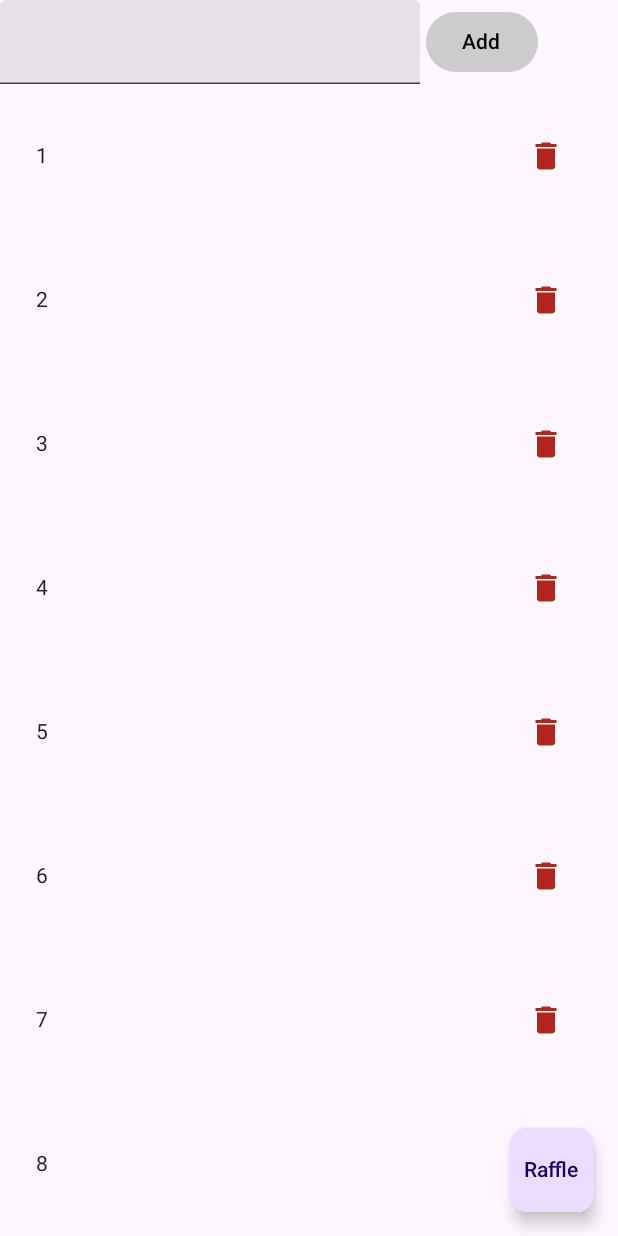
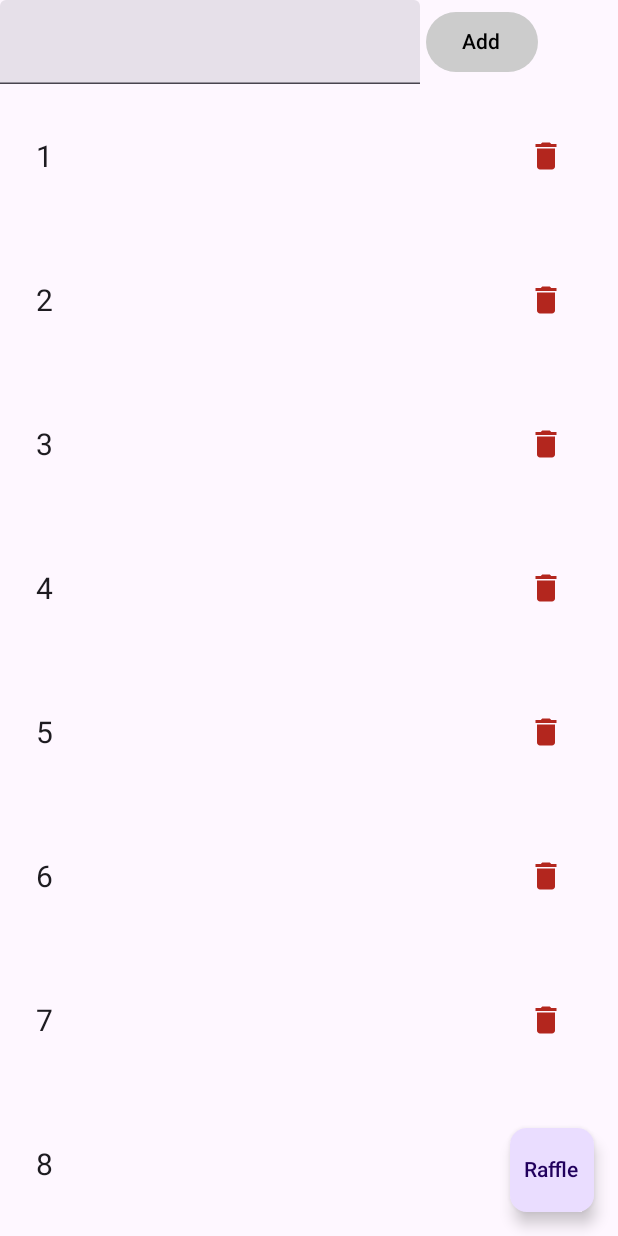
Before and after one commit to whogashaga/LuckyDraw, an Android app built with Jetpack Compose: the screen it shows after launch (MainActivity), on a phone screen of 412 x 824 dp. Run offline under Robolectric (Android 15) with nearby library versions, the phone set to English and light mode, and no system bars; our stand-ins replace livedata-compose.

Commit message:
create animation when adding or removing items

```diff
--- a/app/src/main/java/com/example/luckydraw/ui/NameListScreen.kt
+++ b/app/src/main/java/com/example/luckydraw/ui/NameListScreen.kt
@@ -1,7 +1,11 @@
 package com.example.luckydraw.ui.theme
 
+import androidx.compose.animation.core.FiniteAnimationSpec
+import androidx.compose.animation.core.Spring
+import androidx.compose.animation.core.VisibilityThreshold
+import androidx.compose.animation.core.spring
 import androidx.compose.foundation.background
-import androidx.compose.foundation.clickable
+import androidx.compose.foundation.layout.Box
 import androidx.compose.foundation.layout.Column
 import androidx.compose.foundation.layout.Row
 import androidx.compose.foundation.layout.fillMaxWidth
@@ -19,8 +23,11 @@ import androidx.compose.runtime.getValue
 import androidx.compose.runtime.livedata.observeAsState
 import androidx.compose.ui.Alignment
 import androidx.compose.ui.Modifier
+import androidx.compose.ui.draw.clipToBounds
 import androidx.compose.ui.tooling.preview.Preview
+import androidx.compose.ui.unit.IntOffset
 import androidx.compose.ui.unit.dp
+import androidx.compose.ui.unit.sp
 import androidx.lifecycle.LiveData
 
 //@Preview(showSystemUi = true)
@@ -30,17 +37,16 @@ fun NameListScreen(
     onDelete: (String) -> Unit
 ) {
     val itemList: List<String> by items.observeAsState(initial = emptyList())
-    Column {
-        LazyColumn {
-            itemsIndexed(itemList) { index, text ->
-                ListItem(
-                    item = text,
-                    onDelete = { onDelete.invoke(text) }
-                )
+    val fadeInSpec: FiniteAnimationSpec<Float> = spring(stiffness = 10f)
+    val placementSpec: FiniteAnimationSpec<IntOffset> = spring(stiffness = Spring.StiffnessMediumLow, visibilityThreshold = IntOffset.VisibilityThreshold)
+    val fadeOutSpec: FiniteAnimationSpec<Float> = spring(stiffness = Spring.StiffnessMediumLow)
+    LazyColumn(modifier = Modifier.clipToBounds()) {
+        itemsIndexed(itemList) { index, text ->
+            Box(modifier = Modifier.animateItem(fadeInSpec, placementSpec, fadeOutSpec)) {
+                ListItem(item = text, onDelete = { onDelete.invoke(text) })
             }
         }
     }
-
 }
 
 @Preview(showSystemUi = true)
@@ -51,16 +57,18 @@ fun ListItem(item: String = "item", onDelete: () -> Unit = {}) {
             .fillMaxWidth()
             .padding(8.dp)
             .background(MaterialTheme.colorScheme.surface)
-            .clickable { /* Handle item click */ }
             .padding(16.dp),
         verticalAlignment = Alignment.CenterVertically
     ) {
         Text(
             text = item,
-            modifier = Modifier.weight(1f) // Take up available space
+            modifier = Modifier.weight(1f),
+            fontSize = 20.sp
         )
 
-        IconButton(onClick = onDelete) {
+        IconButton(
+            onClick = onDelete
+        ) {
             Icon(
                 imageVector = Icons.Default.Delete,
                 contentDescription = "Delete",
```
